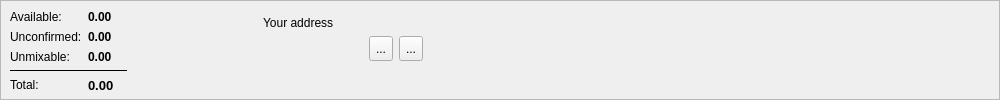
cryptonotefoundation/cryptonotewallet, file src/gui/ui/accountframe.ui: the form before one commit.
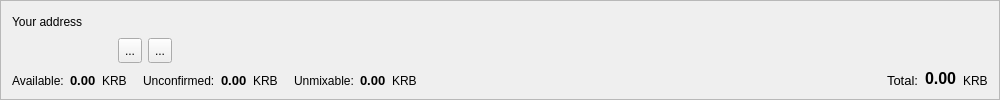
The form after the commit. Icons and pictures are not drawn.

Commit message:
Horizontal balances
to better utilize space and prevent fonts being cut

```diff
--- a/src/gui/ui/accountframe.ui
+++ b/src/gui/ui/accountframe.ui
@@ -34,207 +34,9 @@
   <property name="lineWidth">
    <number>0</number>
   </property>
-  <layout class="QHBoxLayout" name="horizontalLayout_2">
-   <property name="spacing">
-    <number>0</number>
-   </property>
-   <property name="sizeConstraint">
-    <enum>QLayout::SetMaximumSize</enum>
-   </property>
-   <property name="leftMargin">
-    <number>0</number>
-   </property>
-   <property name="topMargin">
-    <number>0</number>
-   </property>
-   <property name="rightMargin">
-    <number>0</number>
-   </property>
-   <property name="bottomMargin">
-    <number>0</number>
-   </property>
-   <item>
-    <widget class="QFrame" name="m_balanceFrame">
-     <property name="sizePolicy">
-      <sizepolicy hsizetype="Fixed" vsizetype="Maximum">
-       <horstretch>0</horstretch>
-       <verstretch>0</verstretch>
-      </sizepolicy>
-     </property>
-     <property name="minimumSize">
-      <size>
-       <width>250</width>
-       <height>100</height>
-      </size>
-     </property>
-     <property name="maximumSize">
-      <size>
-       <width>250</width>
-       <height>100</height>
-      </size>
-     </property>
-     <property name="baseSize">
-      <size>
-       <width>250</width>
-       <height>100</height>
-      </size>
-     </property>
-     <layout class="QGridLayout" name="m_balanceGridLayout">
-      <property name="sizeConstraint">
-       <enum>QLayout::SetMaximumSize</enum>
-      </property>
-      <property name="rightMargin">
-       <number>9</number>
-      </property>
-      <item row="0" column="2">
-       <widget class="QLabel" name="m_tickerLabel1">
-        <property name="text">
-         <string notr="true"/>
-        </property>
-       </widget>
-      </item>
-      <item row="0" column="0">
-       <widget class="QLabel" name="label_2">
-        <property name="text">
-         <string>Available:</string>
-        </property>
-       </widget>
-      </item>
-      <item row="2" column="1">
-       <widget class="QLabel" name="m_pendingBalanceLabel">
-        <property name="font">
-         <font>
-          <weight>75</weight>
-          <bold>true</bold>
-         </font>
-        </property>
-        <property name="text">
-         <string notr="true">0.00</string>
-        </property>
-       </widget>
-      </item>
-      <item row="5" column="1">
-       <widget class="QLabel" name="m_totalBalanceLabel">
-        <property name="font">
-         <font>
-          <pointsize>10</pointsize>
-          <weight>75</weight>
-          <bold>true</bold>
-         </font>
-        </property>
-        <property name="text">
-         <string notr="true">0.00</string>
-        </property>
-       </widget>
-      </item>
-      <item row="3" column="0">
-       <widget class="QLabel" name="label_3">
-        <property name="text">
-         <string>Unmixable:</string>
-        </property>
-       </widget>
-      </item>
-      <item row="2" column="0">
-       <widget class="QLabel" name="label_4">
-        <property name="text">
-         <string>Unconfirmed:</string>
-        </property>
-       </widget>
-      </item>
-      <item row="3" column="1">
-       <widget class="QLabel" name="m_unmixableBalanceLabel">
-        <property name="font">
-         <font>
-          <weight>75</weight>
-          <bold>true</bold>
-         </font>
-        </property>
-        <property name="text">
-         <string>0.00</string>
-        </property>
-       </widget>
-      </item>
-      <item row="5" column="2">
-       <widget class="QLabel" name="m_tickerLabel3">
-        <property name="text">
-         <string notr="true"/>
-        </property>
-       </widget>
-      </item>
-      <item row="5" column="0">
-       <widget class="QLabel" name="label_6">
-        <property name="text">
-         <string>Total:</string>
-        </property>
-       </widget>
-      </item>
-      <item row="4" column="0" colspan="3">
-       <widget class="Line" name="line">
-        <property name="frameShadow">
-         <enum>QFrame::Plain</enum>
-        </property>
-        <property name="orientation">
-         <enum>Qt::Horizontal</enum>
-        </property>
-       </widget>
-      </item>
-      <item row="2" column="2">
-       <widget class="QLabel" name="m_tickerLabel2">
-        <property name="text">
-         <string notr="true"/>
-        </property>
-       </widget>
-      </item>
-      <item row="3" column="2">
-       <widget class="QLabel" name="m_tickerLabel4">
-        <property name="text">
-         <string/>
-        </property>
-       </widget>
-      </item>
-      <item row="0" column="1">
-       <widget class="QLabel" name="m_actualBalanceLabel">
-        <property name="font">
-         <font>
-          <weight>75</weight>
-          <bold>true</bold>
-         </font>
-        </property>
-        <property name="text">
-         <string notr="true">0.00</string>
-        </property>
-       </widget>
-      </item>
-      <item row="2" column="3">
-       <spacer name="horizontalSpacer_2">
-        <property name="orientation">
-         <enum>Qt::Horizontal</enum>
-        </property>
-        <property name="sizeHint" stdset="0">
-         <size>
-          <width>1</width>
-          <height>20</height>
-         </size>
-        </property>
-       </spacer>
-      </item>
-     </layout>
-    </widget>
-   </item>
-   <item>
     <layout class="QVBoxLayout" name="verticalLayout">
-     <property name="sizeConstraint">
-      <enum>QLayout::SetMaximumSize</enum>
-     </property>
-     <property name="leftMargin">
-      <number>12</number>
-     </property>
-     <property name="topMargin">
-      <number>9</number>
-     </property>
-     <property name="bottomMargin">
-      <number>9</number>
-     </property>
+   <item>
+    <layout class="QHBoxLayout" name="horizontalLayout_2">
      <item>
       <widget class="QLabel" name="label">
        <property name="minimumSize">
@@ -255,6 +57,21 @@
       </widget>
      </item>
      <item>
+      <spacer name="horizontalSpacer_6">
+       <property name="orientation">
+        <enum>Qt::Horizontal</enum>
+       </property>
+       <property name="sizeHint" stdset="0">
+        <size>
+         <width>788</width>
+         <height>20</height>
+        </size>
+       </property>
+      </spacer>
+     </item>
+    </layout>
+   </item>
+   <item>
       <layout class="QHBoxLayout" name="horizontalLayout">
        <property name="spacing">
         <number>6</number>
@@ -265,27 +82,27 @@
        <item>
         <widget class="QLabel" name="m_addressLabel">
          <property name="sizePolicy">
-          <sizepolicy hsizetype="Minimum" vsizetype="MinimumExpanding">
-           <horstretch>80</horstretch>
+        <sizepolicy hsizetype="Preferred" vsizetype="Preferred">
+         <horstretch>0</horstretch>
            <verstretch>0</verstretch>
           </sizepolicy>
          </property>
          <property name="minimumSize">
           <size>
            <width>100</width>
-           <height>22</height>
+         <height>24</height>
           </size>
          </property>
          <property name="maximumSize">
           <size>
            <width>16777215</width>
-           <height>22</height>
+         <height>24</height>
           </size>
          </property>
          <property name="baseSize">
           <size>
            <width>800</width>
-           <height>22</height>
+         <height>24</height>
           </size>
          </property>
          <property name="cursor">
@@ -357,8 +174,6 @@
          </property>
         </widget>
        </item>
-      </layout>
-     </item>
      <item>
       <widget class="QLabel" name="addressStatusLabel">
        <property name="minimumSize">
@@ -387,8 +202,6 @@
        </property>
       </widget>
      </item>
-    </layout>
-   </item>
    <item>
     <spacer name="horizontalSpacer_4">
      <property name="orientation">
@@ -396,11 +209,215 @@
      </property>
      <property name="sizeHint" stdset="0">
       <size>
-       <width>5</width>
+         <width>100</width>
        <height>20</height>
       </size>
      </property>
     </spacer>
+     </item>
+    </layout>
+   </item>
+   <item>
+    <layout class="QHBoxLayout" name="horizontalLayout_3">
+     <item>
+      <widget class="QLabel" name="label_2">
+       <property name="text">
+        <string>Available:</string>
+       </property>
+       <property name="alignment">
+        <set>Qt::AlignBottom|Qt::AlignLeading|Qt::AlignLeft</set>
+       </property>
+      </widget>
+     </item>
+     <item>
+      <widget class="QLabel" name="m_actualBalanceLabel">
+       <property name="font">
+        <font>
+         <pointsize>10</pointsize>
+         <weight>75</weight>
+         <bold>true</bold>
+        </font>
+       </property>
+       <property name="text">
+        <string notr="true">0.00</string>
+       </property>
+       <property name="alignment">
+        <set>Qt::AlignBottom|Qt::AlignLeading|Qt::AlignLeft</set>
+       </property>
+      </widget>
+     </item>
+     <item>
+      <widget class="QLabel" name="m_tickerLabel1">
+       <property name="text">
+        <string>KRB</string>
+       </property>
+       <property name="alignment">
+        <set>Qt::AlignBottom|Qt::AlignLeading|Qt::AlignLeft</set>
+       </property>
+      </widget>
+     </item>
+     <item>
+      <spacer name="horizontalSpacer">
+       <property name="orientation">
+        <enum>Qt::Horizontal</enum>
+       </property>
+       <property name="sizeType">
+        <enum>QSizePolicy::Fixed</enum>
+       </property>
+       <property name="sizeHint" stdset="0">
+        <size>
+         <width>10</width>
+         <height>20</height>
+        </size>
+       </property>
+      </spacer>
+     </item>
+     <item>
+      <widget class="QLabel" name="label_4">
+       <property name="text">
+        <string>Unconfirmed:</string>
+       </property>
+       <property name="alignment">
+        <set>Qt::AlignBottom|Qt::AlignLeading|Qt::AlignLeft</set>
+       </property>
+      </widget>
+     </item>
+     <item>
+      <widget class="QLabel" name="m_pendingBalanceLabel">
+       <property name="font">
+        <font>
+         <pointsize>10</pointsize>
+         <weight>75</weight>
+         <bold>true</bold>
+        </font>
+       </property>
+       <property name="text">
+        <string notr="true">0.00</string>
+       </property>
+       <property name="alignment">
+        <set>Qt::AlignBottom|Qt::AlignLeading|Qt::AlignLeft</set>
+       </property>
+      </widget>
+     </item>
+     <item>
+      <widget class="QLabel" name="m_tickerLabel2">
+       <property name="text">
+        <string>KRB</string>
+       </property>
+       <property name="alignment">
+        <set>Qt::AlignBottom|Qt::AlignLeading|Qt::AlignLeft</set>
+       </property>
+      </widget>
+     </item>
+     <item>
+      <spacer name="horizontalSpacer_3">
+       <property name="orientation">
+        <enum>Qt::Horizontal</enum>
+       </property>
+       <property name="sizeType">
+        <enum>QSizePolicy::Fixed</enum>
+       </property>
+       <property name="sizeHint" stdset="0">
+        <size>
+         <width>10</width>
+         <height>20</height>
+        </size>
+       </property>
+      </spacer>
+     </item>
+     <item>
+      <widget class="QLabel" name="label_3">
+       <property name="text">
+        <string>Unmixable:</string>
+       </property>
+       <property name="alignment">
+        <set>Qt::AlignBottom|Qt::AlignLeading|Qt::AlignLeft</set>
+       </property>
+      </widget>
+     </item>
+     <item>
+      <widget class="QLabel" name="m_unmixableBalanceLabel">
+       <property name="font">
+        <font>
+         <pointsize>10</pointsize>
+         <weight>75</weight>
+         <bold>true</bold>
+        </font>
+       </property>
+       <property name="text">
+        <string>0.00</string>
+       </property>
+       <property name="alignment">
+        <set>Qt::AlignBottom|Qt::AlignLeading|Qt::AlignLeft</set>
+       </property>
+      </widget>
+     </item>
+     <item>
+      <widget class="QLabel" name="m_tickerLabel3">
+       <property name="text">
+        <string>KRB</string>
+       </property>
+       <property name="alignment">
+        <set>Qt::AlignBottom|Qt::AlignLeading|Qt::AlignLeft</set>
+       </property>
+      </widget>
+     </item>
+     <item>
+      <spacer name="horizontalSpacer_2">
+       <property name="orientation">
+        <enum>Qt::Horizontal</enum>
+       </property>
+       <property name="sizeHint" stdset="0">
+        <size>
+         <width>558</width>
+         <height>17</height>
+        </size>
+       </property>
+      </spacer>
+     </item>
+     <item>
+      <widget class="QLabel" name="label_6">
+       <property name="font">
+        <font>
+         <pointsize>10</pointsize>
+        </font>
+       </property>
+       <property name="text">
+        <string>Total:</string>
+       </property>
+       <property name="alignment">
+        <set>Qt::AlignBottom|Qt::AlignLeading|Qt::AlignLeft</set>
+       </property>
+      </widget>
+     </item>
+     <item>
+      <widget class="QLabel" name="m_totalBalanceLabel">
+       <property name="font">
+        <font>
+         <pointsize>12</pointsize>
+         <weight>75</weight>
+         <bold>true</bold>
+        </font>
+       </property>
+       <property name="text">
+        <string notr="true">0.00</string>
+       </property>
+       <property name="alignment">
+        <set>Qt::AlignBottom|Qt::AlignLeading|Qt::AlignLeft</set>
+       </property>
+      </widget>
+     </item>
+     <item>
+      <widget class="QLabel" name="m_tickerLabel4">
+       <property name="text">
+        <string>KRB</string>
+       </property>
+       <property name="alignment">
+        <set>Qt::AlignBottom|Qt::AlignLeading|Qt::AlignLeft</set>
+       </property>
+      </widget>
+     </item>
+    </layout>
    </item>
   </layout>
  </widget>
```
Lines whose indentation alone changed are shown as unchanged. The commit also changes 1 other file.
